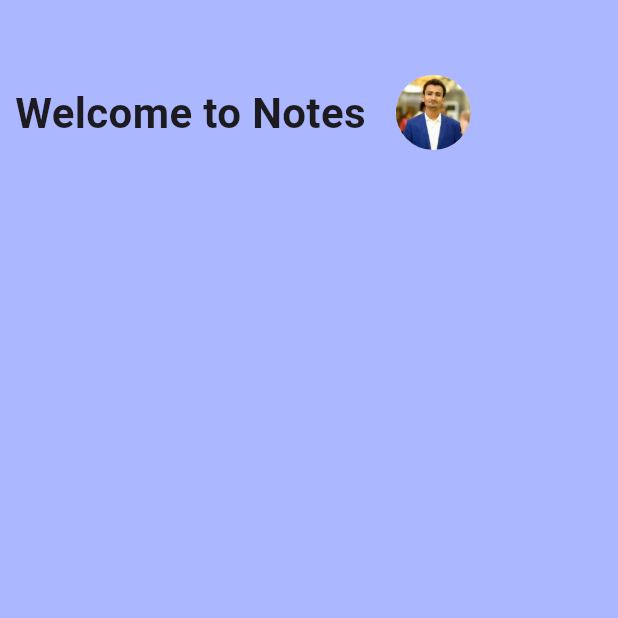
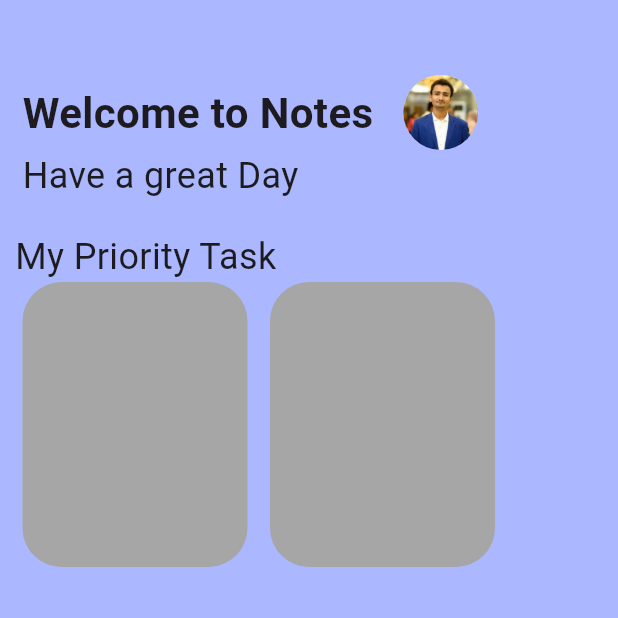
Before and after one commit to SoftwareDeveloper-flutter/note_app_3, a Flutter app: the HomeScreen screen opened directly, on a phone screen of 412 x 824 dp, the top half of it. Run offline on Flutter 3.47's test engine with Material 3 defaults, Android fonts, the phone set to English and light mode, and no system bars.

Commit message:
updated work

```diff
--- a/lib/screens/home_screen.dart
+++ b/lib/screens/home_screen.dart
@@ -8,10 +8,12 @@ class HomeScreen extends StatelessWidget{
       backgroundColor:AppConstant.appBackgroundColor,
       body:Container(
         padding: const EdgeInsets.only(top: 50),
-        child: const Row(
+        child: Column(
+          children:[
+        const Row(
 
            children:[
-             SizedBox(width: 10),
+             SizedBox(width: 15),
              Text("Welcome to Notes",style:TextStyle(fontWeight: FontWeight.bold,fontSize:28)),
               SizedBox(width: 20),
              CircleAvatar(
@@ -21,6 +23,56 @@ class HomeScreen extends StatelessWidget{
             ),
         ],
         ),
+        const Row(
+
+           children:[
+             SizedBox(width: 15),
+
+             Text("Have a great Day",style:TextStyle(fontSize:24)),
+
+        ],
+        ),
+        const Row(
+          children: [
+            SizedBox(height: 20,)
+          ],
+        ),
+          const  Row(
+
+           children:[
+             SizedBox(width: 10),
+
+             Text("My Priority Task ",style:TextStyle(fontSize:24)),
+
+        ],
+        ),
+         Row(
+          children:[
+           const SizedBox(width:15),
+            Container(
+              width: 150,
+              height:190,
+               decoration: BoxDecoration(
+              color:const Color(0xFFA6A6A6),
+        borderRadius: BorderRadius.circular(26),
+      ),
+            ),
+             const SizedBox(width:15),
+              Container(
+              width: 150,
+              height:190,
+               decoration: BoxDecoration(
+              color:const Color(0xFFA6A6A6),
+        borderRadius: BorderRadius.circular(26),
+      ),
+            ),
+          ],
+
+        ),
+          ],
+
+        ),
+
       ),
 
 
```
